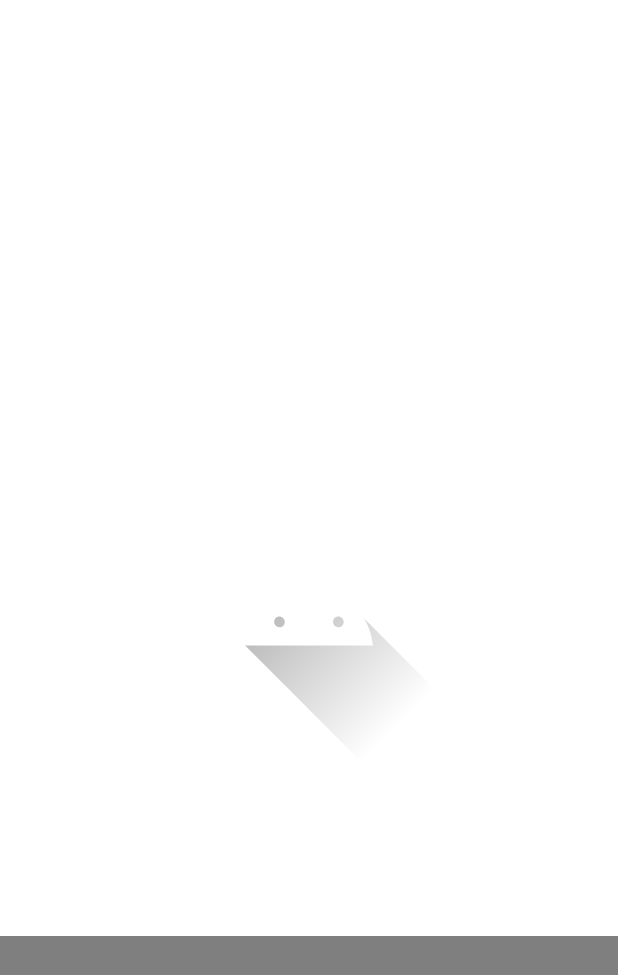
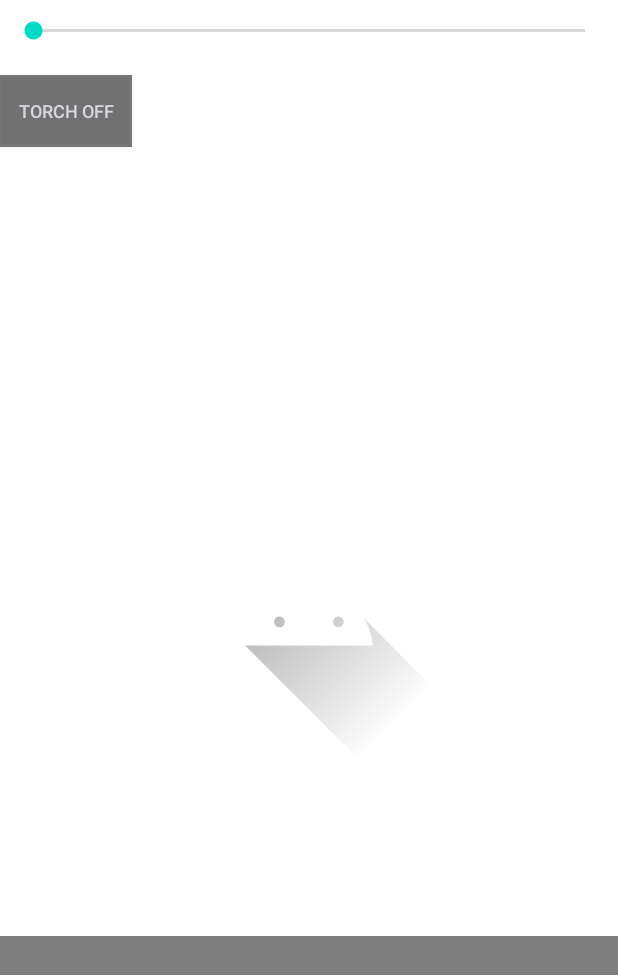
Before and after one commit to xulihang/dynamsoft-samples, an Android app: the layout activity_camera.xml on its own in the app's theme, with its tools: preview values and no code run, on a phone screen of 412 x 824 dp. Shown: the top 975 px of the screen. Run offline under Robolectric (Android 15) with nearby library versions, the phone set to English and light mode, and no system bars; plain views replace PreviewView.

Commit message:
add zoom and torch control

```diff
--- a/Android/CameraX/app/src/main/res/layout/activity_camera.xml
+++ b/Android/CameraX/app/src/main/res/layout/activity_camera.xml
@@ -46,4 +46,31 @@
         app:layout_constraintStart_toStartOf="parent"
         app:layout_constraintTop_toTopOf="parent"
         app:srcCompat="@drawable/ic_launcher_foreground" />
+
+    <SeekBar
+        android:id="@+id/zoomRatioSeekBar"
+        android:layout_width="400dp"
+        android:layout_height="41dp"
+        android:max="100"
+        android:progress="0"
+        app:layout_constraintEnd_toEndOf="parent"
+        app:layout_constraintStart_toStartOf="parent"
+        app:layout_constraintTop_toTopOf="parent" />
+
+    <ToggleButton
+        android:id="@+id/torchToggleButton"
+        android:layout_width="wrap_content"
+        android:layout_height="wrap_content"
+        android:layout_marginTop="50dp"
+        android:background="#80000000"
+        android:checked="false"
+        android:onClick="torchToggled"
+        android:text="ToggleButton"
+        android:textColor="#DAD5DF"
+        android:textOff="Torch OFF"
+        android:textOn="Torch ON"
+        android:textSize="12sp"
+        app:layout_constraintStart_toStartOf="parent"
+        app:layout_constraintTop_toTopOf="parent" />
+
 </androidx.constraintlayout.widget.ConstraintLayout>
```
Also changed, not shown: Android/CameraX/app/src/main/java/com/dynamsoft/camerax/CameraActivity.java (+39 -5 lines).
